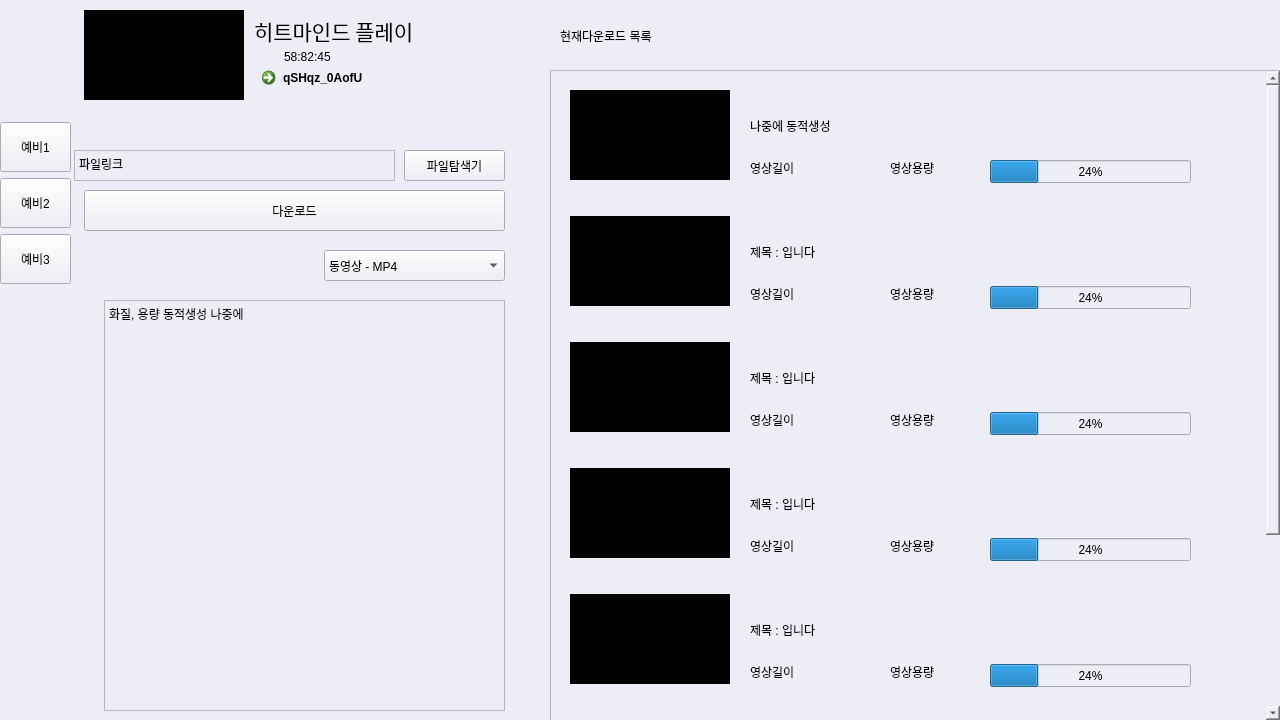
First picture: the form in python/gui_testing/test2.ui, repository C-Meister/YouMind, before the edit.
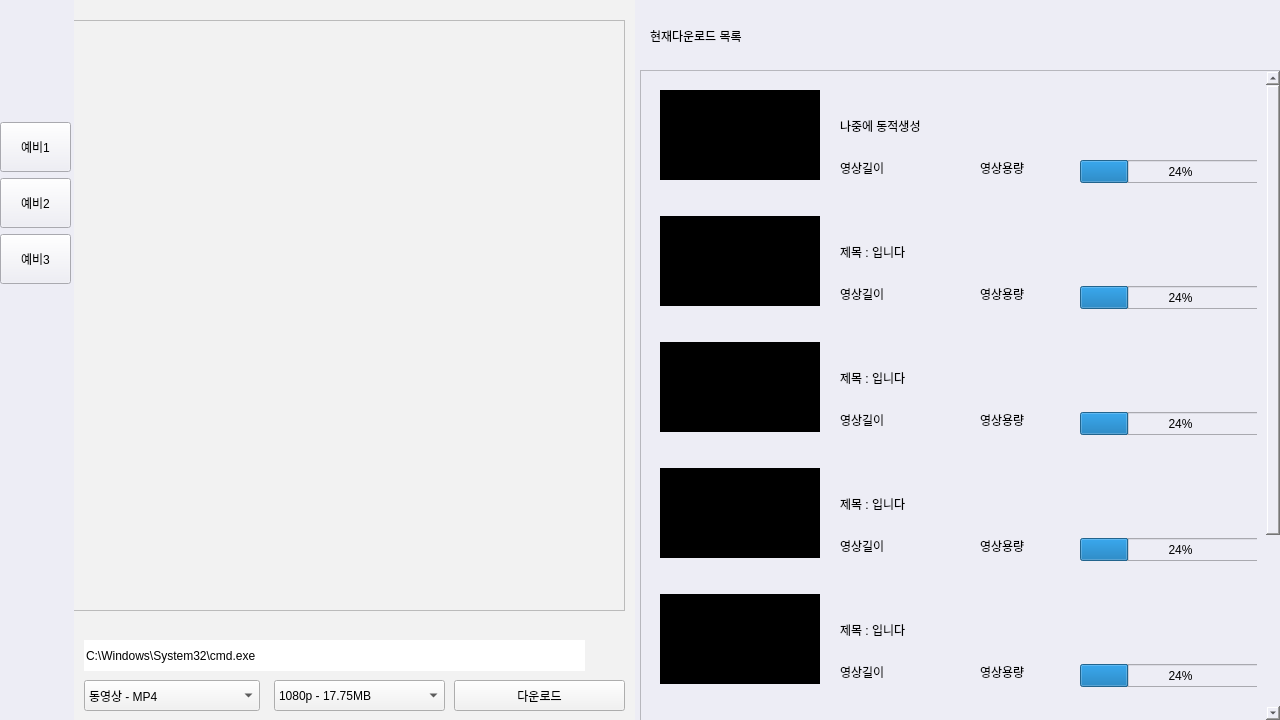
Second picture: the form after the edit. Icons and pictures are not drawn.

Diff of the .ui file:
```diff
--- a/python/gui_testing/test2.ui
+++ b/python/gui_testing/test2.ui
@@ -20,9 +20,9 @@
    <widget class="QStackedWidget" name="stackedWidget">
     <property name="geometry">
      <rect>
-      <x>64</x>
+      <x>74</x>
       <y>0</y>
-      <width>491</width>
+      <width>561</width>
       <height>721</height>
      </rect>
     </property>
@@ -32,84 +32,20 @@
       <height>721</height>
      </size>
     </property>
+    <property name="styleSheet">
+     <string notr="true">background-color : rgb(242,242,242);</string>
+    </property>
     <property name="currentIndex">
      <number>0</number>
     </property>
     <widget class="QWidget" name="page_link">
-     <widget class="QLabel" name="lbl_link_image">
-      <property name="geometry">
-       <rect>
-        <x>20</x>
-        <y>10</y>
-        <width>160</width>
-        <height>90</height>
-       </rect>
-      </property>
-      <property name="styleSheet">
-       <string notr="true">background-color : black ;</string>
-      </property>
-      <property name="text">
-       <string>썸네일ㄴㅇㄹㄴㅇㄹㄴㅇㄹ</string>
-      </property>
-     </widget>
-     <widget class="QLabel" name="lbl_link_title">
-      <property name="geometry">
-       <rect>
-        <x>190</x>
-        <y>10</y>
-        <width>281</width>
-        <height>41</height>
-       </rect>
-      </property>
-      <property name="font">
-       <font>
-        <family>서울남산체 EB</family>
-        <pointsize>16</pointsize>
-       </font>
-      </property>
-      <property name="text">
-       <string>히트마인드 플레이</string>
-      </property>
-     </widget>
-     <widget class="QLabel" name="lbl_link_len">
-      <property name="geometry">
-       <rect>
-        <x>220</x>
-        <y>47</y>
-        <width>191</width>
-        <height>20</height>
-       </rect>
-      </property>
-      <property name="text">
-       <string>58:82:45</string>
-      </property>
-     </widget>
-     <widget class="QCommandLinkButton" name="btn_link_url">
-      <property name="geometry">
-       <rect>
-        <x>190</x>
-        <y>60</y>
-        <width>281</width>
-        <height>31</height>
-       </rect>
-      </property>
-      <property name="text">
-       <string>qSHqz_0AofU</string>
-      </property>
-      <property name="checkable">
-       <bool>false</bool>
-      </property>
-      <property name="description">
-       <string/>
-      </property>
-     </widget>
      <widget class="QPushButton" name="btn_link_download">
       <property name="geometry">
        <rect>
-        <x>20</x>
-        <y>190</y>
-        <width>421</width>
-        <height>41</height>
+        <x>380</x>
+        <y>680</y>
+        <width>171</width>
+        <height>31</height>
        </rect>
       </property>
       <property name="text">
@@ -119,9 +55,9 @@
      <widget class="QComboBox" name="combo_link_format">
       <property name="geometry">
        <rect>
-        <x>260</x>
-        <y>250</y>
-        <width>181</width>
+        <x>10</x>
+        <y>680</y>
+        <width>176</width>
         <height>31</height>
        </rect>
       </property>
@@ -146,81 +82,131 @@
        </property>
       </item>
      </widget>
-     <widget class="QTextEdit" name="text_link_filelink">
-      <property name="geometry">
-       <rect>
-        <x>10</x>
-        <y>150</y>
-        <width>321</width>
-        <height>31</height>
-       </rect>
-      </property>
-      <property name="html">
-       <string>&lt;!DOCTYPE HTML PUBLIC &quot;-//W3C//DTD HTML 4.0//EN&quot; &quot;http://www.w3.org/TR/REC-html40/strict.dtd&quot;&gt;
-&lt;html&gt;&lt;head&gt;&lt;meta name=&quot;qrichtext&quot; content=&quot;1&quot; /&gt;&lt;style type=&quot;text/css&quot;&gt;
-p, li { white-space: pre-wrap; }
-&lt;/style&gt;&lt;/head&gt;&lt;body style=&quot; font-family:'Gulim'; font-size:9pt; font-weight:400; font-style:normal;&quot;&gt;
-&lt;p style=&quot; margin-top:0px; margin-bottom:0px; margin-left:0px; margin-right:0px; -qt-block-indent:0; text-indent:0px;&quot;&gt;파일링크&lt;/p&gt;&lt;/body&gt;&lt;/html&gt;</string>
-      </property>
-     </widget>
      <widget class="QPushButton" name="btn_link_file">
       <property name="geometry">
        <rect>
-        <x>340</x>
-        <y>150</y>
-        <width>101</width>
+        <x>520</x>
+        <y>640</y>
+        <width>31</width>
         <height>31</height>
        </rect>
       </property>
-      <property name="text">
-       <string>파일탐색기</string>
-      </property>
-     </widget>
-     <widget class="QTextEdit" name="textEdit_2">
-      <property name="geometry">
-       <rect>
-        <x>40</x>
-        <y>300</y>
-        <width>401</width>
-        <height>411</height>
-       </rect>
-      </property>
-      <property name="html">
-       <string>&lt;!DOCTYPE HTML PUBLIC &quot;-//W3C//DTD HTML 4.0//EN&quot; &quot;http://www.w3.org/TR/REC-html40/strict.dtd&quot;&gt;
-&lt;html&gt;&lt;head&gt;&lt;meta name=&quot;qrichtext&quot; content=&quot;1&quot; /&gt;&lt;style type=&quot;text/css&quot;&gt;
-p, li { white-space: pre-wrap; }
-&lt;/style&gt;&lt;/head&gt;&lt;body style=&quot; font-family:'Gulim'; font-size:9pt; font-weight:400; font-style:normal;&quot;&gt;
-&lt;p style=&quot; margin-top:0px; margin-bottom:0px; margin-left:0px; margin-right:0px; -qt-block-indent:0; text-indent:0px;&quot;&gt;화질, 용량 동적생성 나중에&lt;/p&gt;
-&lt;p style=&quot;-qt-paragraph-type:empty; margin-top:0px; margin-bottom:0px; margin-left:0px; margin-right:0px; -qt-block-indent:0; text-indent:0px;&quot;&gt;&lt;br /&gt;&lt;/p&gt;&lt;/body&gt;&lt;/html&gt;</string>
-      </property>
-     </widget>
-     <widget class="QLabel" name="label">
-      <property name="geometry">
-       <rect>
-        <x>190</x>
-        <y>45</y>
-        <width>21</width>
-        <height>21</height>
-       </rect>
+      <property name="cursor">
+       <cursorShape>PointingHandCursor</cursorShape>
       </property>
       <property name="styleSheet">
-       <string notr="true">image:url(./image/time.png);</string>
+       <string notr="true">QPushButton{image:url(./image/folder1.png); border:0px; background-color : rgba(0,0,0,0);}
+QPushButton:hover{image:url(./image/folder2.png); border:0px;background-color : rgba(0,0,0,0);}</string>
       </property>
       <property name="text">
        <string/>
       </property>
      </widget>
-     <zorder>lbl_link_image</zorder>
-     <zorder>lbl_link_title</zorder>
-     <zorder>lbl_link_len</zorder>
-     <zorder>btn_link_url</zorder>
+     <widget class="QLineEdit" name="lineEdit_2">
+      <property name="geometry">
+       <rect>
+        <x>10</x>
+        <y>640</y>
+        <width>501</width>
+        <height>31</height>
+       </rect>
+      </property>
+      <property name="styleSheet">
+       <string notr="true">background-color : white; border:0px;</string>
+      </property>
+      <property name="text">
+       <string>C:\Windows\System32\cmd.exe</string>
+      </property>
+     </widget>
+     <widget class="QComboBox" name="combo_link_format_2">
+      <property name="geometry">
+       <rect>
+        <x>200</x>
+        <y>680</y>
+        <width>171</width>
+        <height>31</height>
+       </rect>
+      </property>
+      <item>
+       <property name="text">
+        <string>1080p - 17.75MB</string>
+       </property>
+      </item>
+      <item>
+       <property name="text">
+        <string>720p - 17.75MB</string>
+       </property>
+      </item>
+      <item>
+       <property name="text">
+        <string>480p 60ps - 12.5MB</string>
+       </property>
+      </item>
+      <item>
+       <property name="text">
+        <string>장민석 - 신상호</string>
+       </property>
+      </item>
+     </widget>
+     <widget class="QScrollArea" name="panel_link">
+      <property name="geometry">
+       <rect>
+        <x>-10</x>
+        <y>20</y>
+        <width>561</width>
+        <height>591</height>
+       </rect>
+      </property>
+      <property name="widgetResizable">
+       <bool>true</bool>
+      </property>
+      <property name="alignment">
+       <set>Qt::AlignLeading|Qt::AlignLeft|Qt::AlignTop</set>
+      </property>
+      <widget class="QWidget" name="layout_link_data">
+       <property name="geometry">
+        <rect>
+         <x>0</x>
+         <y>0</y>
+         <width>559</width>
+         <height>16</height>
+        </rect>
+       </property>
+       <property name="sizePolicy">
+        <sizepolicy hsizetype="Minimum" vsizetype="Maximum">
+         <horstretch>0</horstretch>
+         <verstretch>0</verstretch>
+        </sizepolicy>
+       </property>
+       <layout class="QVBoxLayout" name="verticalLayout_7">
+        <property name="spacing">
+         <number>0</number>
+        </property>
+        <property name="sizeConstraint">
+         <enum>QLayout::SetDefaultConstraint</enum>
+        </property>
+        <property name="leftMargin">
+         <number>0</number>
+        </property>
+        <property name="topMargin">
+         <number>0</number>
+        </property>
+        <property name="rightMargin">
+         <number>0</number>
+        </property>
+        <property name="bottomMargin">
+         <number>0</number>
+        </property>
+       </layout>
+      </widget>
+     </widget>
      <zorder>btn_link_download</zorder>
      <zorder>combo_link_format</zorder>
-     <zorder>text_link_filelink</zorder>
      <zorder>btn_link_file</zorder>
-     <zorder>textEdit_2</zorder>
      <zorder>btn_link</zorder>
-     <zorder>label</zorder>
+     <zorder>lineEdit_2</zorder>
+     <zorder>combo_link_format_2</zorder>
+     <zorder>panel_link</zorder>
     </widget>
     <widget class="QWidget" name="page_3">
      <widget class="QScrollArea" name="scrollArea_2">
@@ -1113,9 +1099,9 @@
    <widget class="QScrollArea" name="scrollArea">
     <property name="geometry">
      <rect>
-      <x>550</x>
+      <x>640</x>
       <y>70</y>
-      <width>731</width>
+      <width>641</width>
       <height>651</height>
      </rect>
     </property>
@@ -1127,7 +1113,7 @@
       <rect>
        <x>0</x>
        <y>0</y>
-       <width>712</width>
+       <width>622</width>
        <height>894</height>
       </rect>
      </property>
@@ -1726,9 +1712,9 @@
    <widget class="QLabel" name="asdf">
     <property name="geometry">
      <rect>
-      <x>560</x>
+      <x>650</x>
       <y>10</y>
-      <width>711</width>
+      <width>621</width>
       <height>51</height>
      </rect>
     </property>
@@ -1742,7 +1728,7 @@
       <x>0</x>
       <y>10</y>
       <width>71</width>
-      <height>291</height>
+      <height>302</height>
      </rect>
     </property>
     <layout class="QVBoxLayout" name="verticalLayout_2">
```
